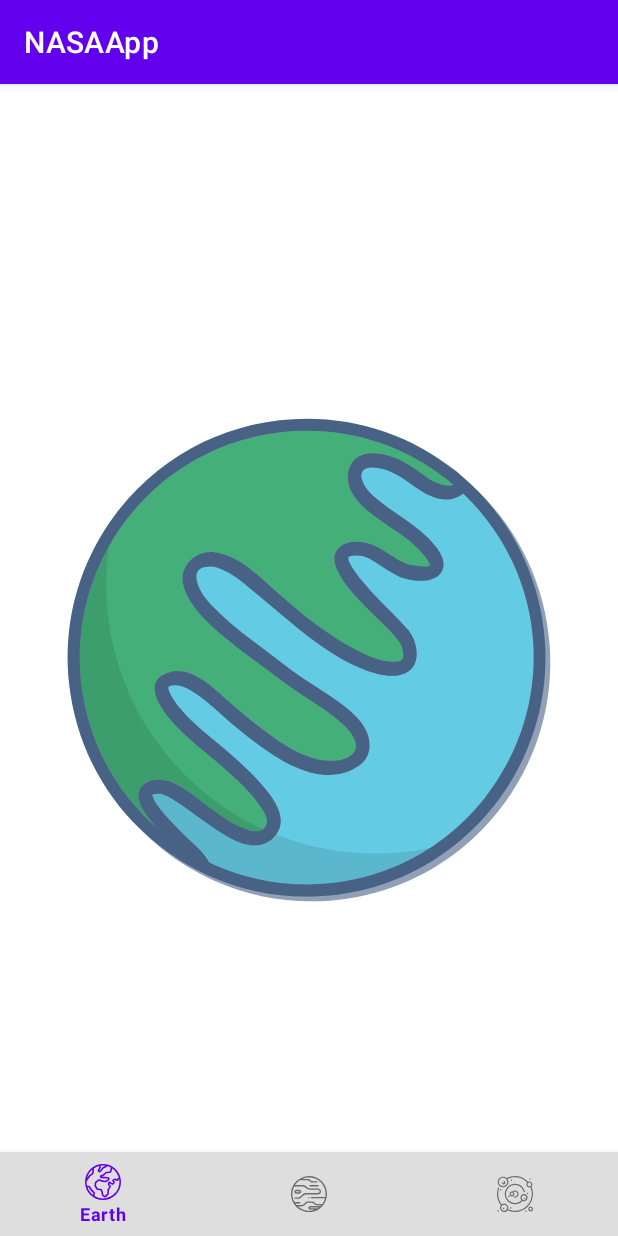
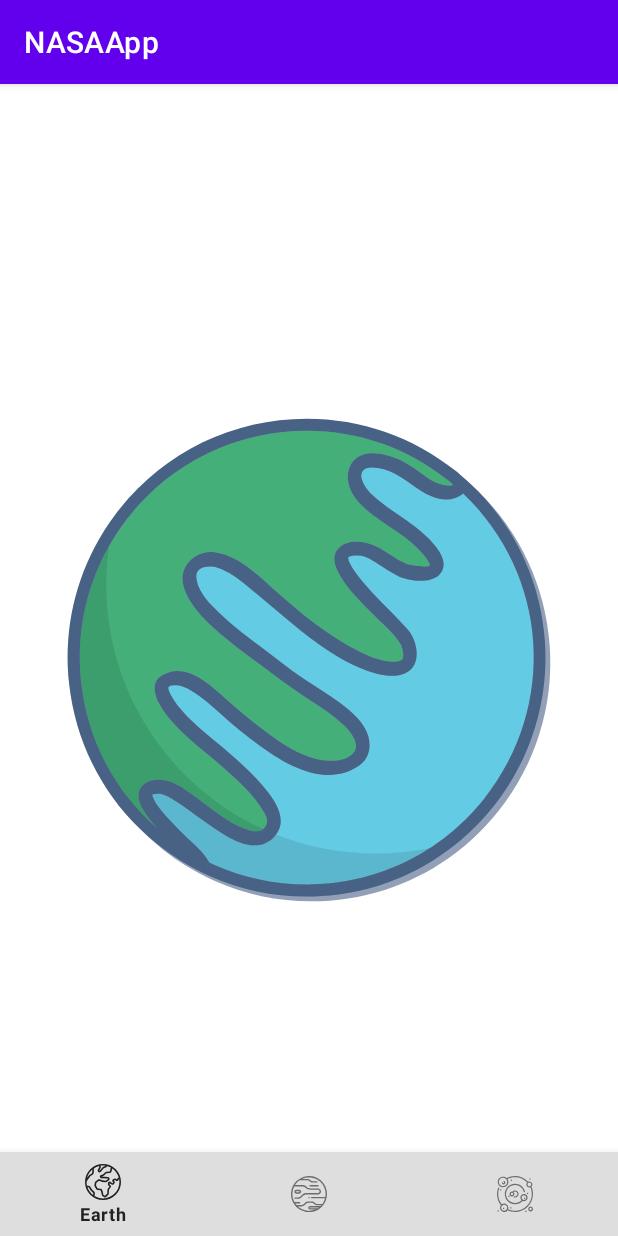
Before and after one commit to HomchenkoP/NASAApp, an Android app: the screen it shows after launch (ApiActivity), on a phone screen of 412 x 824 dp. Run offline under Robolectric (Android 15) with nearby library versions, the phone set to English and light mode, and no system bars.

Commit message:
* Примените свою тему для BottomNavigationView.

```diff
--- a/app/src/main/java/ru/geekbrains/nasaapp/view/ApiActivity.kt
+++ b/app/src/main/java/ru/geekbrains/nasaapp/view/ApiActivity.kt
@@ -3,11 +3,10 @@ package ru.geekbrains.nasaapp.view
 import ru.geekbrains.nasaapp.R
 
 import android.os.Bundle
-import androidx.appcompat.app.AppCompatActivity
 import androidx.viewpager.widget.ViewPager
 import com.google.android.material.bottomnavigation.BottomNavigationView
 
-class ApiActivity : AppCompatActivity() {
+class ApiActivity : BaseActivity() {
 
     override fun onCreate(savedInstanceState: Bundle?) {
         super.onCreate(savedInstanceState)
--- a/app/src/main/res/drawable/swipe_indicator_active.xml
+++ b/app/src/main/res/drawable/swipe_indicator_active.xml
@@ -1,7 +1,7 @@
 <?xml version="1.0" encoding="utf-8"?>
 <shape xmlns:android="http://schemas.android.com/apk/res/android"
     android:shape="oval">
-    <solid android:color="?attr/colorSecondary" />
+    <solid android:color="?attr/colorPrimary" />
     <size
         android:width="8dp"
         android:height="8dp" />
--- a/app/src/main/res/drawable/swipe_indicator_passive.xml
+++ b/app/src/main/res/drawable/swipe_indicator_passive.xml
@@ -1,7 +1,7 @@
 <?xml version="1.0" encoding="utf-8"?>
 <shape xmlns:android="http://schemas.android.com/apk/res/android"
     android:shape="oval">
-    <solid android:color="?attr/colorSecondaryVariant" />
+    <solid android:color="?attr/colorPrimaryVariant" />
     <size
         android:width="8dp"
         android:height="8dp" />
--- a/app/src/main/res/values-night/themes.xml
+++ b/app/src/main/res/values-night/themes.xml
@@ -18,6 +18,7 @@
         <item name="shapeAppearanceSmallComponent">@style/Theme.NASAApp.SmallComponent</item>
         <item name="shapeAppearanceMediumComponent">@style/Theme.NASAApp.MediumComponent</item>
         <item name="shapeAppearanceLargeComponent">@style/Theme.NASAApp.LargeComponent</item>
+        <item name="bottomNavigationStyle">@style/Theme.NASAApp.BottomNavigationView</item>
         <item name="chipStyle">@style/Theme.NASAApp.Chip</item>
         <item name="switchStyle">@style/Theme.NASAApp.Switch</item>
         <item name="popupMenuBackground">@drawable/custom_menu_background</item>
@@ -50,6 +51,15 @@
         <item name="cornerSizeBottomRight">20dp</item>
     </style>
 
+    <style name="Theme.NASAApp.BottomNavigationView" parent="Widget.MaterialComponents.BottomNavigationView.PrimarySurface">
+        <item name="materialThemeOverlay">@style/ThemeOverlay.NASAApp.BottomNavigationView</item>
+    </style>
+
+    <style name="ThemeOverlay.NASAApp.BottomNavigationView" parent="">
+        <item name="colorSurface">?attr/colorOnPrimary</item>
+<!--        <item name="colorOnSurface">?attr/colorPrimary</item>-->
+    </style>
+
     <style name="Theme.NASAApp.Chip" parent="Widget.MaterialComponents.Chip.Action">
         <item name="materialThemeOverlay">@style/ThemeOverlay.NASAApp.Chip</item>
         <item name="shapeAppearanceOverlay">@style/Theme.NASAApp.SmallComponent</item>
--- a/app/src/main/res/values/themes.xml
+++ b/app/src/main/res/values/themes.xml
@@ -18,6 +18,7 @@
         <item name="shapeAppearanceSmallComponent">@style/Theme.NASAApp.SmallComponent</item>
         <item name="shapeAppearanceMediumComponent">@style/Theme.NASAApp.MediumComponent</item>
         <item name="shapeAppearanceLargeComponent">@style/Theme.NASAApp.LargeComponent</item>
+        <item name="bottomNavigationStyle">@style/Theme.NASAApp.BottomNavigationView</item>
         <item name="chipStyle">@style/Theme.NASAApp.Chip</item>
         <item name="switchStyle">@style/Theme.NASAApp.Switch</item>
         <item name="popupMenuBackground">@drawable/custom_menu_background</item>
@@ -50,6 +51,15 @@
         <item name="cornerSizeBottomRight">20dp</item>
     </style>
 
+    <style name="Theme.NASAApp.BottomNavigationView" parent="Widget.MaterialComponents.BottomNavigationView.PrimarySurface">
+        <item name="materialThemeOverlay">@style/ThemeOverlay.NASAApp.BottomNavigationView</item>
+    </style>
+
+    <style name="ThemeOverlay.NASAApp.BottomNavigationView" parent="">
+        <item name="colorPrimary">?attr/colorSurface</item>
+        <item name="colorOnPrimary">?attr/colorOnSurface</item>
+    </style>
+
     <style name="Theme.NASAApp.Chip" parent="Widget.MaterialComponents.Chip.Action">
         <item name="materialThemeOverlay">@style/ThemeOverlay.NASAApp.Chip</item>
         <item name="shapeAppearanceOverlay">@style/Theme.NASAApp.SmallComponent</item>
```
